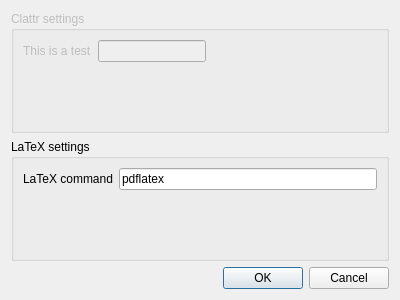
Qt form settings.ui (blblblu/Clattr) before a commit.
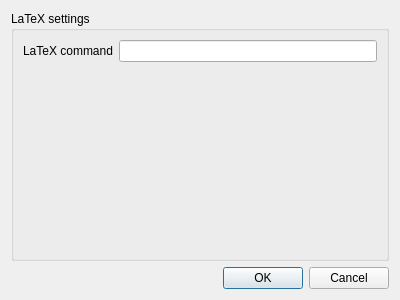
The same form after that commit.

Commit message: ability to save latex command added

```diff
--- a/settings.ui
+++ b/settings.ui
@@ -17,32 +17,7 @@
    <item>
     <layout class="QVBoxLayout" name="verticalLayout_2">
      <item>
-      <widget class="QGroupBox" name="groupBox">
-       <property name="enabled">
-        <bool>false</bool>
-       </property>
-       <property name="title">
-        <string>Clattr settings</string>
-       </property>
-       <layout class="QFormLayout" name="formLayout_3">
-        <property name="fieldGrowthPolicy">
-         <enum>QFormLayout::FieldsStayAtSizeHint</enum>
-        </property>
-        <item row="0" column="0">
-         <widget class="QLabel" name="label">
-          <property name="text">
-           <string>This is a test</string>
-          </property>
-         </widget>
-        </item>
-        <item row="0" column="1">
-         <widget class="QLineEdit" name="lineEdit_2"/>
-        </item>
-       </layout>
-      </widget>
-     </item>
-     <item>
-      <widget class="QGroupBox" name="groupBox_2">
+      <widget class="QGroupBox" name="groupBoxLatexSettings">
        <property name="title">
         <string>LaTeX settings</string>
        </property>
@@ -57,7 +32,7 @@
         <item row="0" column="1">
          <widget class="QLineEdit" name="lineEdit">
           <property name="text">
-           <string>pdflatex</string>
+           <string/>
           </property>
          </widget>
         </item>
```
Left out of the diff: 4 changed lines with no effect on the pictures. The commit also changes 6 other files.
